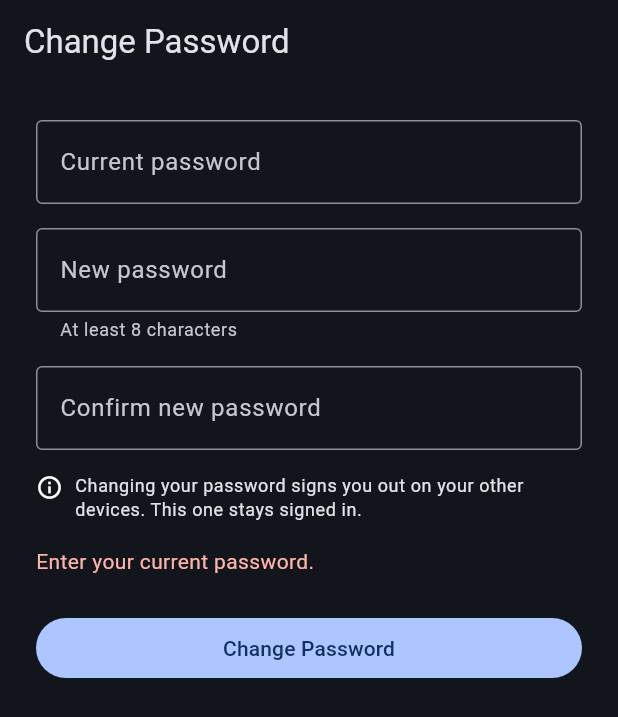
After one commit to CodeNeedsCoffee/Steeped, a Flutter app: the ChangePasswordScreen screen opened by its route, after a tap on "Change Password", on a phone screen of 412 x 824 dp. The commit adds this screen. Shown: the top 717 px of the screen. Run offline on Flutter 3.47's test engine with Material 3 defaults, Android fonts, the phone set to English and light mode, and no system bars; our stand-ins replace audio_service, cached_network_image, connectivity_plus, dio, drift, drift_flutter and 7 more; missing offline and left inert: background_downloader, epub_view, flutter_file_dialog, pdfx; accounts and stored records are empty; generated files the repository leaves out were written again; statements that could not run were skipped.

Commit message:
account changes for password reset

```diff
--- a/lib/core/router/app_router.dart
+++ b/lib/core/router/app_router.dart
@@ -21,6 +21,7 @@ import '../../features/podcasts/recent_episodes_screen.dart';
 import '../../models/library_series.dart';
 import '../../features/settings/account_screen.dart';
 import '../../features/settings/appearance_screen.dart';
+import '../../features/settings/change_password_screen.dart';
 import '../../features/settings/logs_screen.dart';
 import '../../features/settings/settings_screen.dart';
 import '../../features/stats/history_screen.dart';
@@ -160,6 +161,10 @@ final appRouterProvider = Provider<GoRouter>((ref) {
         builder: (context, state) => const AccountScreen(),
       ),
       GoRoute(
+        path: '/account/password',
+        builder: (context, state) => const ChangePasswordScreen(),
+      ),
+      GoRoute(
         path: '/stats',
         builder: (context, state) => const StatsScreen(),
       ),
--- a/lib/features/settings/account_screen.dart
+++ b/lib/features/settings/account_screen.dart
@@ -1,5 +1,6 @@
 import 'package:flutter/material.dart';
 import 'package:flutter_riverpod/flutter_riverpod.dart';
+import 'package:go_router/go_router.dart';
 
 import '../auth/state/session_controller.dart';
 import '../auth/state/session_state.dart';
@@ -77,6 +78,17 @@ class AccountScreen extends ConsumerWidget {
             ),
           ),
           const SizedBox(height: 24),
+          // Hidden for guests: the server rejects their password change with
+          // a 403 (`MeController.updatePassword`), so offering it would only
+          // ever lead to a dead end.
+          if (user.type != 'guest')
+            ListTile(
+              leading: const Icon(Icons.lock_outline),
+              title: const Text('Change Password'),
+              trailing: const Icon(Icons.chevron_right),
+              onTap: () => context.push('/account/password'),
+            ),
+          const SizedBox(height: 8),
           FilledButton.tonalIcon(
             onPressed: () =>
                 ref.read(sessionControllerProvider.notifier).logout(),
--- /dev/null
+++ b/lib/features/settings/change_password_screen.dart
@@ -0,0 +1,180 @@
+import 'package:dio/dio.dart';
+import 'package:flutter/material.dart';
+import 'package:flutter_riverpod/flutter_riverpod.dart';
+import 'package:go_router/go_router.dart';
+
+import '../auth/state/session_controller.dart';
+import 'data/password_validation.dart';
+
+/// Changes the signed-in user's password via `PATCH /api/me/password`.
+/// Mirrors [LoginScreen]'s form structure (controllers disposed here, one
+/// in-flight flag, one error string rendered under the fields) rather than
+/// introducing a second form idiom.
+class ChangePasswordScreen extends ConsumerStatefulWidget {
+  const ChangePasswordScreen({super.key});
+
+  @override
+  ConsumerState<ChangePasswordScreen> createState() =>
+      _ChangePasswordScreenState();
+}
+
+class _ChangePasswordScreenState extends ConsumerState<ChangePasswordScreen> {
+  final _currentController = TextEditingController();
+  final _newController = TextEditingController();
+  final _confirmController = TextEditingController();
+
+  bool _isSubmitting = false;
+  String? _errorMessage;
+
+  @override
+  void dispose() {
+    _currentController.dispose();
+    _newController.dispose();
+    _confirmController.dispose();
+    super.dispose();
+  }
+
+  Future<void> _submit() async {
+    final currentPassword = _currentController.text;
+    final newPassword = _newController.text;
+
+    final validationError = validatePasswordChange(
+      currentPassword: currentPassword,
+      newPassword: newPassword,
+      confirmPassword: _confirmController.text,
+    );
+    if (validationError != null) {
+      setState(() => _errorMessage = validationError);
+      return;
+    }
+
+    setState(() {
+      _isSubmitting = true;
+      _errorMessage = null;
+    });
+
+    try {
+      await ref
+          .read(sessionControllerProvider.notifier)
+          .changePassword(
+            currentPassword: currentPassword,
+            newPassword: newPassword,
+          );
+      if (!mounted) return;
+      ScaffoldMessenger.of(context).showSnackBar(
+        const SnackBar(content: Text('Password changed.')),
+      );
+      context.pop();
+    } on DioException catch (e) {
+      setState(() => _errorMessage = _messageFor(e));
+    } catch (_) {
+      setState(() => _errorMessage = 'Something went wrong. Try again.');
+    } finally {
+      if (mounted) setState(() => _isSubmitting = false);
+    }
+  }
+
+  String _messageFor(DioException e) {
+    final status = e.response?.statusCode;
+    if (status == 400) {
+      // The server sends a plain-text, already-readable reason here
+      // ("Invalid password" for a wrong current password), so prefer it
+      // over anything this app could guess.
+      final body = e.response?.data;
+      if (body is String && body.trim().isNotEmpty) return body.trim();
+      return "Couldn't change your password. Check your current password.";
+    }
+    if (status == 403) {
+      return "Your account isn't allowed to change its password.";
+    }
+    if (status == 429) {
+      return 'Too many attempts. Wait a minute and try again.';
+    }
+    if (e.type == DioExceptionType.connectionError ||
+        e.type == DioExceptionType.connectionTimeout) {
+      return 'Lost connection to the server.';
+    }
+    return "Couldn't change your password. Try again.";
+  }
+
+  @override
+  Widget build(BuildContext context) {
+    return Scaffold(
+      appBar: AppBar(title: const Text('Change Password')),
+      body: ListView(
+        padding: const EdgeInsets.all(24),
+        children: [
+          TextField(
+            controller: _currentController,
+            obscureText: true,
+            enabled: !_isSubmitting,
+            autofillHints: const [AutofillHints.password],
+            decoration: const InputDecoration(
+              labelText: 'Current password',
+              border: OutlineInputBorder(),
+            ),
+          ),
+          const SizedBox(height: 16),
+          TextField(
+            controller: _newController,
+            obscureText: true,
+            enabled: !_isSubmitting,
+            autofillHints: const [AutofillHints.newPassword],
+            decoration: InputDecoration(
+              labelText: 'New password',
+              helperText: 'At least $minPasswordLength characters',
+              border: const OutlineInputBorder(),
+            ),
+          ),
+          const SizedBox(height: 16),
+          TextField(
+            controller: _confirmController,
+            obscureText: true,
+            enabled: !_isSubmitting,
+            autofillHints: const [AutofillHints.newPassword],
+            onSubmitted: (_) => _isSubmitting ? null : _submit(),
+            decoration: const InputDecoration(
+              labelText: 'Confirm new password',
+              border: OutlineInputBorder(),
+            ),
+          ),
+          const SizedBox(height: 16),
+          // Real server behavior, not a warning this app invents: a
+          // successful change invalidates the user's other JWT sessions.
+          Row(
+            crossAxisAlignment: CrossAxisAlignment.start,
+            children: [
+              const Icon(Icons.info_outline, size: 18),
+              const SizedBox(width: 8),
+              Expanded(
+                child: Text(
+                  'Changing your password signs you out on your other '
+                  'devices. This one stays signed in.',
+                  style: Theme.of(context).textTheme.bodySmall,
+                ),
+              ),
+            ],
+          ),
+          if (_errorMessage != null) ...[
+            const SizedBox(height: 16),
+            Text(
+              _errorMessage!,
+              style: TextStyle(color: Theme.of(context).colorScheme.error),
+            ),
+          ],
+          const SizedBox(height: 24),
+          FilledButton(
+            onPressed: _isSubmitting ? null : _submit,
+            child: _isSubmitting
+                ? const SizedBox(
+                    height: 20,
+                    width: 20,
+                    child: CircularProgressIndicator(strokeWidth: 2),
+                  )
+                : const Text('Change Password'),
+          ),
+        ],
+      ),
+    );
+  }
+}
--- /dev/null
+++ b/lib/features/settings/data/password_validation.dart
@@ -0,0 +1,33 @@
+/// Shortest new password the app will submit. The server itself only
+/// requires non-empty (and allows blank for `root`), so this is purely a
+/// client-side floor to stop a trivially weak password being set by
+/// accident.
+const int minPasswordLength = 8;
+
+/// Client-side checks run before `PATCH /api/me/password` is called.
+/// Returns the message to show, or null when the input is submittable.
+///
+/// Kept as a plain function rather than living inside the screen's State so
+/// the rules can be unit-tested without pumping a widget.
+String? validatePasswordChange({
+  required String currentPassword,
+  required String newPassword,
+  required String confirmPassword,
+}) {
+  if (currentPassword.isEmpty) {
+    return 'Enter your current password.';
+  }
+  if (newPassword.isEmpty) {
+    return 'Enter a new password.';
+  }
+  if (newPassword.length < minPasswordLength) {
+    return 'New password must be at least $minPasswordLength characters.';
+  }
+  if (newPassword == currentPassword) {
+    return 'New password must be different from your current one.';
+  }
+  if (newPassword != confirmPassword) {
+    return "New passwords don't match.";
+  }
+  return null;
+}
```
Also changed, not shown: lib/features/auth/state/session_controller.dart (+42 -0 lines), lib/features/settings/data/account_repository.dart (added, +40 -0 lines), 1 other file.
